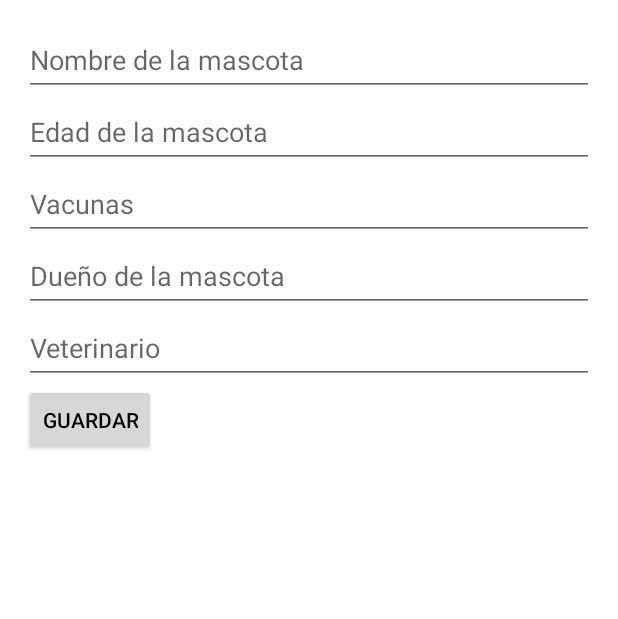
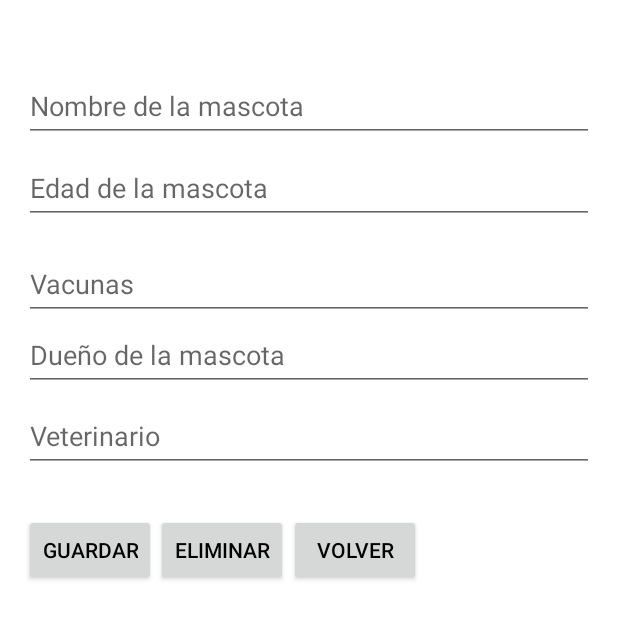
Before and after one commit to Stivenjpa/AppAndroid, an Android app built with Jetpack Compose: the fragment PetsClinic placed in its activity, on a phone screen of 412 x 824 dp. Shown: the top 619 px of the screen. Run offline under Robolectric (Android 15) with nearby library versions, the phone set to English and light mode, and no system bars; our stand-ins replace Firebase (no records; nobody signed in at launch, a user with empty details on screens opened directly).

Commit message:
Boton eliminar y atras
En la vista de editar mascota, se crea el boton eliminar con su funcion, y el boton volver

```diff
--- a/app/src/main/java/com/example/appandroid/PetsClinic.kt
+++ b/app/src/main/java/com/example/appandroid/PetsClinic.kt
@@ -1,5 +1,6 @@
 package com.example.appandroid
 
+import android.content.Intent
 import android.os.Bundle
 import android.view.LayoutInflater
 import android.view.View
@@ -18,6 +19,8 @@ class PetsClinic : Fragment() {
     private lateinit var duenoEdit: EditText
     private lateinit var veterinarioEdit: EditText
     private lateinit var guardarBtn: Button
+    private lateinit var volverBtn: Button
+    private lateinit var eliminarBtn: Button
 
     private val db = FirebaseFirestore.getInstance()
 
@@ -50,6 +53,8 @@ class PetsClinic : Fragment() {
         duenoEdit = view.findViewById(R.id.editDueno)
         veterinarioEdit = view.findViewById(R.id.editVeterinario)
         guardarBtn = view.findViewById(R.id.btnGuardar)
+        volverBtn = view.findViewById(R.id.btnVolver)
+        eliminarBtn = view.findViewById(R.id.btnEliminar)
 
         // Cargar los datos de la mascota
         cargarMascota()
@@ -57,6 +62,16 @@ class PetsClinic : Fragment() {
         // Configurar el botón de guardar
         guardarBtn.setOnClickListener {
             actualizarMascota()
+        }
+
+        eliminarBtn.setOnClickListener {
+            eliminarMascota()
+        }
+
+
+        volverBtn.setOnClickListener {
+            val intent = Intent(requireContext(), PetsTar::class.java) //Para volver a una actividad desde un fragmento se debe usar requireContext() en vez de this
+            startActivity(intent)
         }
 
         return view
@@ -107,4 +122,18 @@ class PetsClinic : Fragment() {
                 Toast.makeText(requireContext(), "Error al actualizar: ${exception.message}", Toast.LENGTH_SHORT).show()
             }
     }
+
+    private fun eliminarMascota() {
+
+        db.collection("mascotas").document(mascotaId)
+            .delete()
+            .addOnSuccessListener {
+                Toast.makeText(requireContext(), "Mascota eliminada", Toast.LENGTH_SHORT).show()
+                parentFragmentManager.popBackStack() // Regresar al fragment anterior
+            }
+            .addOnFailureListener { exception ->
+                Toast.makeText(requireContext(), "Error al eliminar: ${exception.message}", Toast.LENGTH_SHORT).show()
+            }
+    }
+
 }
--- a/app/src/main/res/layout/fragment_pets_clinic.xml
+++ b/app/src/main/res/layout/fragment_pets_clinic.xml
@@ -1,16 +1,34 @@
 <?xml version="1.0" encoding="utf-8"?>
-<LinearLayout xmlns:android="http://schemas.android.com/apk/res/android"
+<androidx.constraintlayout.widget.ConstraintLayout xmlns:android="http://schemas.android.com/apk/res/android"
+    xmlns:app="http://schemas.android.com/apk/res-auto"
+    xmlns:tools="http://schemas.android.com/tools"
     android:layout_width="match_parent"
     android:layout_height="match_parent"
     android:orientation="vertical"
     android:padding="16dp">
+
+    <Button
+        android:id="@+id/btnVolver"
+        android:layout_width="wrap_content"
+        android:layout_height="wrap_content"
+        android:text="Volver"
+        app:layout_constraintBottom_toBottomOf="parent"
+        app:layout_constraintEnd_toEndOf="parent"
+        app:layout_constraintHorizontal_bias="0.604"
+        app:layout_constraintStart_toStartOf="parent"
+        app:layout_constraintTop_toTopOf="parent"
+        app:layout_constraintVertical_bias="0.439" />
 
     <EditText
         android:id="@+id/editNombre"
         android:layout_width="match_parent"
         android:layout_height="wrap_content"
         android:hint="Nombre de la mascota"
-        android:minHeight="48dp" />
+        android:minHeight="48dp"
+        app:layout_constraintBottom_toBottomOf="parent"
+        app:layout_constraintStart_toStartOf="parent"
+        app:layout_constraintTop_toTopOf="parent"
+        app:layout_constraintVertical_bias="0.041" />
 
     <EditText
         android:id="@+id/editEdad"
@@ -18,32 +36,66 @@
         android:layout_height="wrap_content"
         android:hint="Edad de la mascota"
         android:inputType="number"
-        android:minHeight="48dp" />
+        android:minHeight="48dp"
+        app:layout_constraintBottom_toBottomOf="parent"
+        app:layout_constraintTop_toTopOf="parent"
+        app:layout_constraintVertical_bias="0.115"
+        tools:layout_editor_absoluteX="-5dp" />
 
     <EditText
         android:id="@+id/editVacunas"
         android:layout_width="match_parent"
         android:layout_height="wrap_content"
         android:hint="Vacunas"
-        android:minHeight="48dp" />
+        android:minHeight="48dp"
+        app:layout_constraintBottom_toBottomOf="parent"
+        app:layout_constraintTop_toTopOf="parent"
+        app:layout_constraintVertical_bias="0.201"
+        tools:layout_editor_absoluteX="-9dp" />
 
     <EditText
         android:id="@+id/editDueno"
         android:layout_width="match_parent"
         android:layout_height="wrap_content"
         android:hint="Dueño de la mascota"
-        android:minHeight="48dp" />
+        android:minHeight="48dp"
+        app:layout_constraintBottom_toBottomOf="parent"
+        app:layout_constraintTop_toTopOf="parent"
+        app:layout_constraintVertical_bias="0.264"
+        tools:layout_editor_absoluteX="16dp" />
 
     <EditText
         android:id="@+id/editVeterinario"
         android:layout_width="match_parent"
         android:layout_height="wrap_content"
         android:hint="Veterinario"
-        android:minHeight="48dp" />
+        android:minHeight="48dp"
+        app:layout_constraintBottom_toBottomOf="parent"
+        app:layout_constraintTop_toTopOf="parent"
+        app:layout_constraintVertical_bias="0.337"
+        tools:layout_editor_absoluteX="16dp" />
 
     <Button
         android:id="@+id/btnGuardar"
         android:layout_width="wrap_content"
         android:layout_height="wrap_content"
-        android:text="Guardar" />
-</LinearLayout>
+        android:text="Guardar"
+        app:layout_constraintBottom_toBottomOf="parent"
+        app:layout_constraintEnd_toEndOf="parent"
+        app:layout_constraintHorizontal_bias="0.0"
+        app:layout_constraintStart_toStartOf="parent"
+        app:layout_constraintTop_toTopOf="parent"
+        app:layout_constraintVertical_bias="0.439" />
+
+    <Button
+        android:id="@+id/btnEliminar"
+        android:layout_width="wrap_content"
+        android:layout_height="wrap_content"
+        android:text="Eliminar"
+        app:layout_constraintBottom_toBottomOf="parent"
+        app:layout_constraintEnd_toEndOf="parent"
+        app:layout_constraintHorizontal_bias="0.302"
+        app:layout_constraintStart_toStartOf="parent"
+        app:layout_constraintTop_toTopOf="parent"
+        app:layout_constraintVertical_bias="0.439" />
+</androidx.constraintlayout.widget.ConstraintLayout>
```
